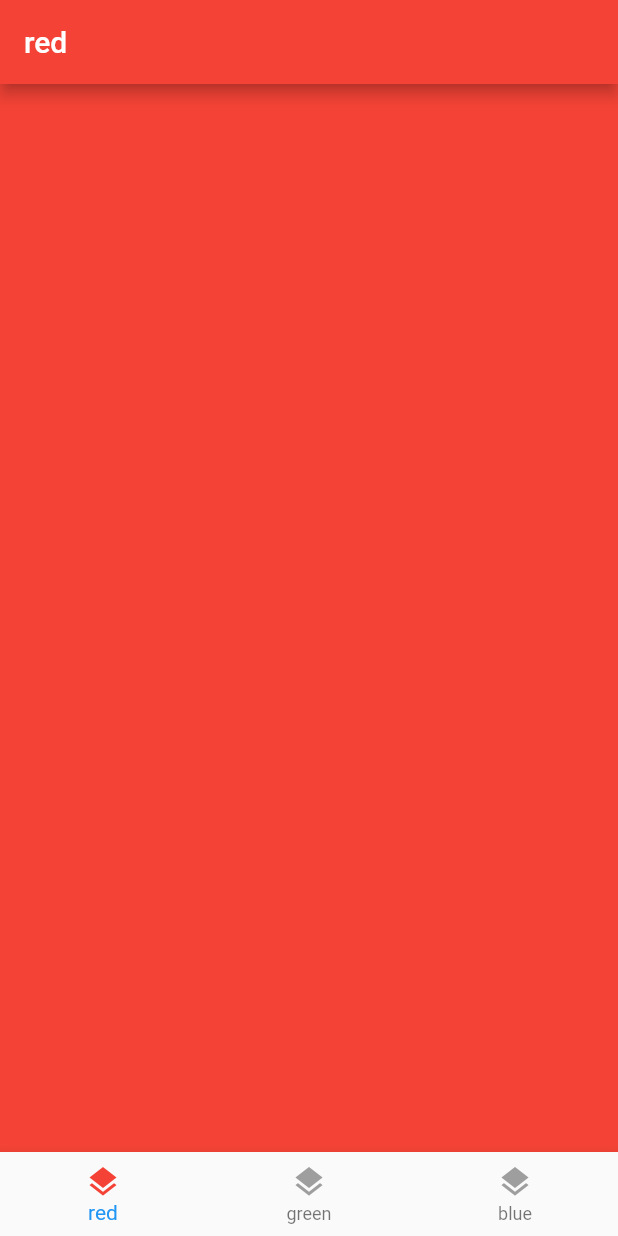
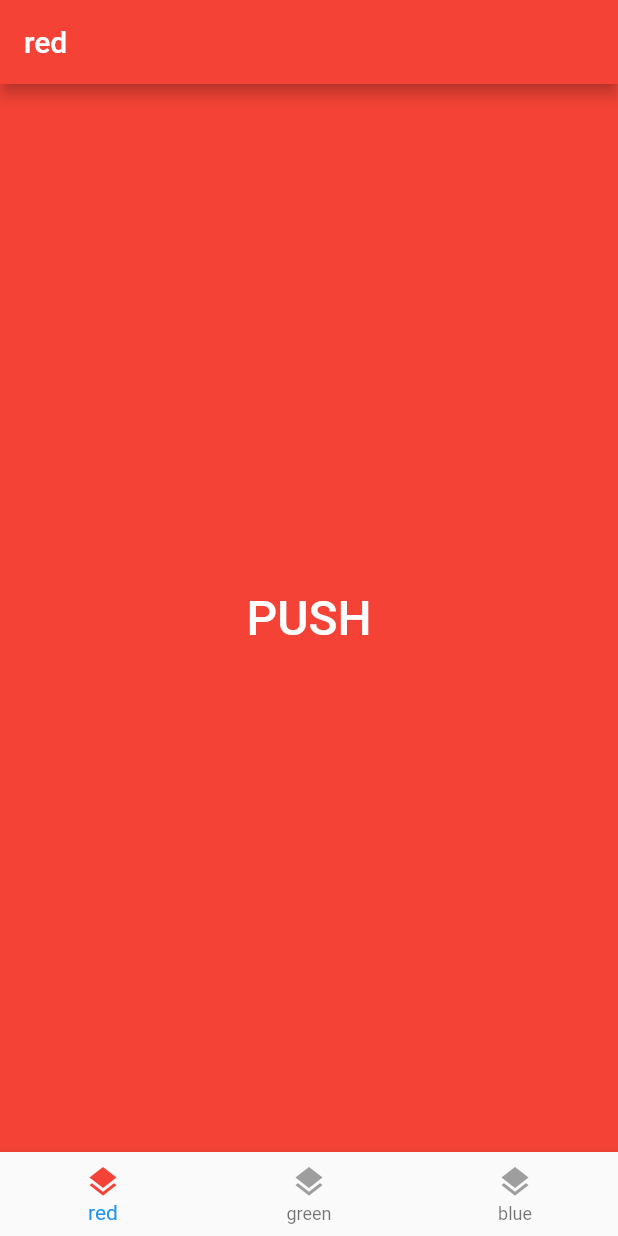
Before and after one commit to bizz84/nested-navigation-demo-flutter, a Flutter app: the screen it shows after launch, on a phone screen of 412 x 824 dp. Run offline on Flutter 3.47's test engine with Material 2 defaults, Android fonts, the phone set to English and light mode, and no system bars.

Commit message:
Working nested navigation

```diff
--- a/lib/app.dart
+++ b/lib/app.dart
@@ -1,5 +1,40 @@
 import 'package:flutter/material.dart';
 import 'package:nested_navigation_demo_flutter/bottom_navigation.dart';
+
+
+class DetailPage extends StatelessWidget {
+  @override
+  Widget build(BuildContext context) {
+
+    return Scaffold(
+      appBar: AppBar(
+
+      ),
+      body: Container(
+        color: Theme.of(context).primaryColor,
+      ),
+    );
+  }
+}
+
+class TabNavigators {
+
+  final redNavigatorKey = GlobalKey<NavigatorState>();
+  final greenNavigatorKey = GlobalKey<NavigatorState>();
+  final blueNavigatorKey = GlobalKey<NavigatorState>();
+
+  GlobalKey<NavigatorState> navigator({TabItem tabItem}) {
+    switch (tabItem) {
+      case TabItem.red:
+        return redNavigatorKey;
+      case TabItem.green:
+        return greenNavigatorKey;
+      case TabItem.blue:
+        return blueNavigatorKey;
+    }
+    return null;
+  }
+}
 
 class App extends StatefulWidget {
   @override
@@ -7,12 +42,23 @@ class App extends StatefulWidget {
 }
 
 class AppState extends State<App> {
+
   TabItem currentTab = TabItem.red;
+  TabNavigators navigators = TabNavigators();
 
   _selectTab(TabItem tabItem) {
     setState(() {
       currentTab = tabItem;
     });
+  }
+
+  _push() {
+    NavigatorState navigatorState = navigators.navigator(tabItem: currentTab).currentState;
+    navigatorState.push(MaterialPageRoute<void>(
+      builder: (BuildContext context) {
+        return DetailPage();
+      },
+    ));
   }
 
   @override
@@ -27,7 +73,12 @@ class AppState extends State<App> {
   }
 
   Widget _buildBody() {
-    return Scaffold(
+    return MaterialApp(
+      navigatorKey: navigators.navigator(tabItem: currentTab),
+      theme: ThemeData(
+        primarySwatch: TabHelper.color(currentTab),
+      ),
+      home: Scaffold(
         appBar: AppBar(
           title: Text(
             TabHelper.description(currentTab),
@@ -36,6 +87,15 @@ class AppState extends State<App> {
         ),
         body: Container(
           color: TabHelper.color(currentTab),
+          alignment: Alignment.center,
+          child: FlatButton(
+            child: Text(
+              'PUSH',
+              style: TextStyle(fontSize: 32.0, color: Colors.white),
+            ),
+            onPressed: _push,
+          ),
+        ),
       ),
     );
   }
```
Lines whose indentation alone changed are shown as unchanged.
